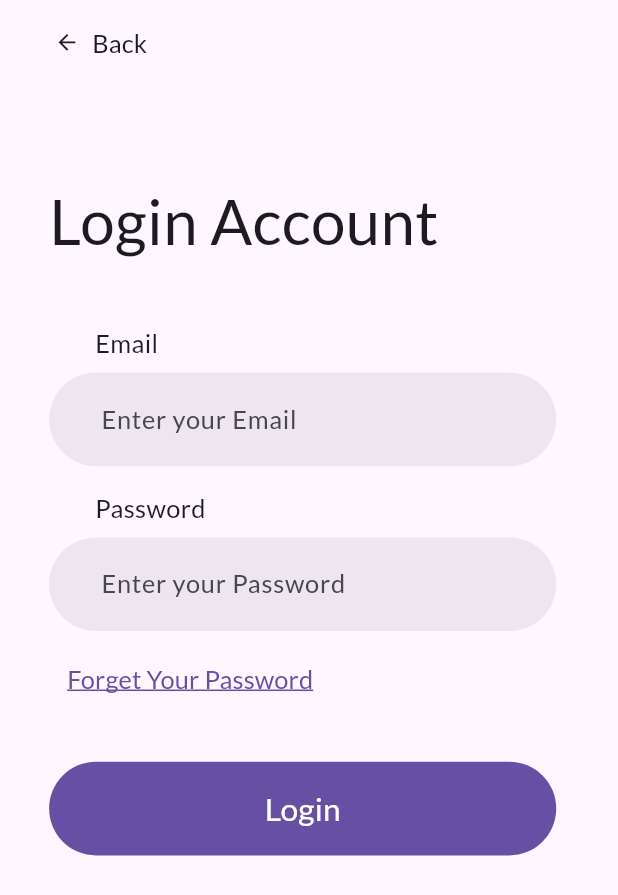
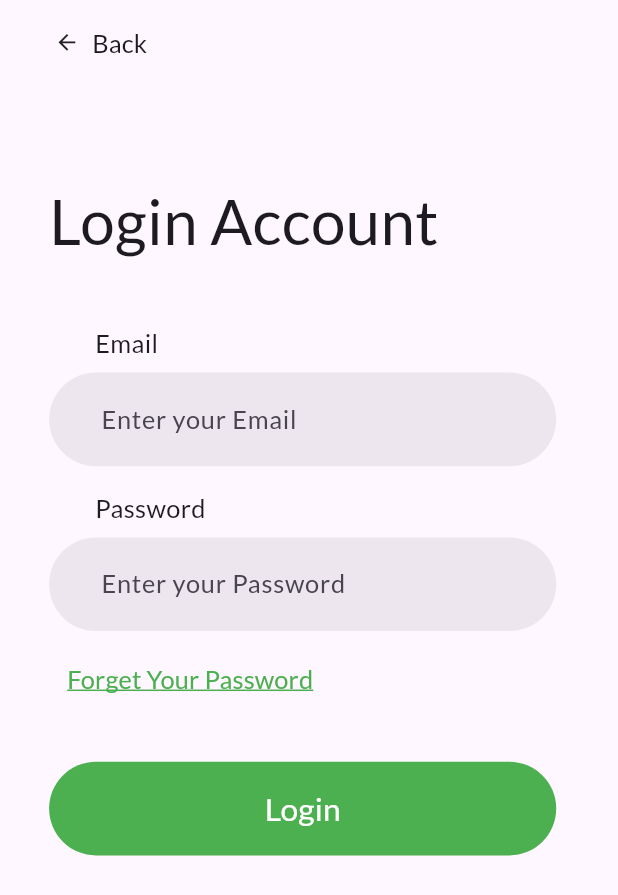
Before and after one commit to Chinmay575/agroguru, a Flutter app: the screen it shows after launch, after a tap on "Login with Email", on a phone screen of 412 x 824 dp. Shown: the top 895 px of the screen. Run offline on Flutter 3.47's test engine with Material 3 defaults, Android fonts, the light colour scheme and no system bars; our stand-ins replace bloc, camera, cloud_firestore, equatable, firebase_auth, firebase_core and 13 more; accounts and stored records are empty; generated files the repository leaves out were written again; statements that could not run were skipped.

Commit message:
changed color to green

```diff
--- a/lib/src/presentation/common/logo.dart
+++ b/lib/src/presentation/common/logo.dart
@@ -23,7 +23,7 @@ class Logo extends StatelessWidget {
               Text(
                 AppLocalizations.of(context)!.guru,
                 style: TextStyles.of(context).heading1(
-                  color: Theme.of(context).primaryColor,
+                  color: Colors.green,
                 ),
               ),
             ],
--- a/lib/src/presentation/login/login_page.dart
+++ b/lib/src/presentation/login/login_page.dart
@@ -62,7 +62,7 @@ class _LoginPageState extends State<LoginPage> {
                         Navigator.pushNamed(context, Routes.loginUsingEmail);
                       },
                       text: AppLocalizations.of(context)!.loginWithEmailPhone,
-                      color: Theme.of(context).primaryColor,
+                      color: Colors.green,
                       textColor: Colors.white,
                     ),
                     Container(
--- a/lib/src/presentation/login/views/email_login.dart
+++ b/lib/src/presentation/login/views/email_login.dart
@@ -73,9 +73,9 @@ class _LoginUsingEmailState extends State<LoginUsingEmail> {
                     child: Text(
                       AppLocalizations.of(context)!.forgetPassword,
                       style: TextStyles.of(context).body(
-                        color: Theme.of(context).primaryColor,
+                        color: Colors.green,
                         decoration: TextDecoration.underline,
-                        decorationColor: Theme.of(context).primaryColor,
+                        decorationColor: Colors.green,
                       ),
                     ),
                   ),
@@ -92,7 +92,7 @@ class _LoginUsingEmailState extends State<LoginUsingEmail> {
                           );
                     },
                     text: AppLocalizations.of(context)!.login,
-                    color: Theme.of(context).primaryColor,
+                    color: Colors.green,
                     textColor: Colors.white,
                   ),
                 ],
--- a/lib/src/presentation/login/views/verify_email.dart
+++ b/lib/src/presentation/login/views/verify_email.dart
@@ -106,7 +106,7 @@ class _VerifyEmailPageState extends State<VerifyEmailPage> {
             CustomTextButton(
               onPressed: () {},
               text: AppLocalizations.of(context)!.verifyEmail,
-              color: Theme.of(context).primaryColor,
+              color: Colors.green,
               textColor: Colors.white,
             ),
             SizedBox(
--- a/lib/src/presentation/register/register_page.dart
+++ b/lib/src/presentation/register/register_page.dart
@@ -123,10 +123,10 @@ class _RegisterPageState extends State<RegisterPage> {
                                         child: Text(
                                           'Terms and Conditions',
                                           style: TextStyles.of(context).body(
-                                            color: Theme.of(context).primaryColor,
+                                            color: Colors.green,
                                             decoration: TextDecoration.underline,
                                             decorationColor:
-                                                Theme.of(context).primaryColor,
+                                                Colors.green,
                                           ),
                                         ),
                                       ),
@@ -148,7 +148,7 @@ class _RegisterPageState extends State<RegisterPage> {
                           }
                         },
                         text: AppLocalizations.of(context)!.register,
-                        color: Theme.of(context).primaryColor,
+                        color: Colors.green,
                         textColor: Colors.white,
                       ),
                       Container(
```
